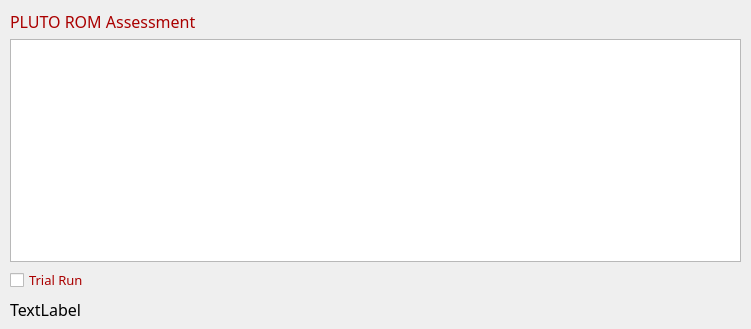
Qt form ui/plutoapromassess.ui (siva82kb/pluto-assessment) before a commit.
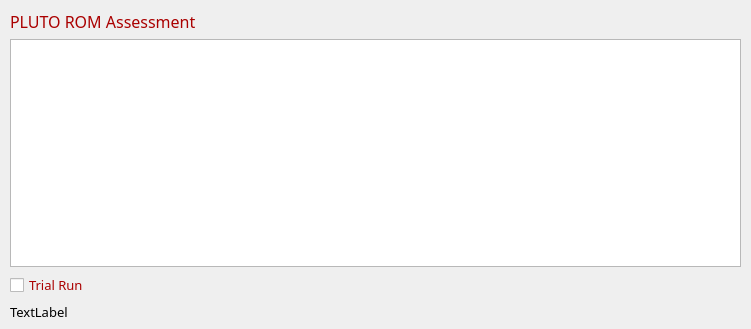
The same form after that commit.

Patch:
```diff
--- a/ui/plutoapromassess.ui
+++ b/ui/plutoapromassess.ui
@@ -52,7 +52,7 @@
       <widget class="QCheckBox" name="cbTrialRun">
        <property name="font">
         <font>
-         <family>Bahnschrift Light</family>
+         <family>Cascadia Code Light</family>
          <pointsize>10</pointsize>
         </font>
        </property>
@@ -68,8 +68,8 @@
       <widget class="QLabel" name="lblStatus">
        <property name="font">
         <font>
-         <family>Bahnschrift Light</family>
-         <pointsize>12</pointsize>
+         <family>Cascadia Mono Light</family>
+         <pointsize>10</pointsize>
         </font>
        </property>
        <property name="text">
```
Left out of the diff: 2 changed lines with no effect on the pictures.
